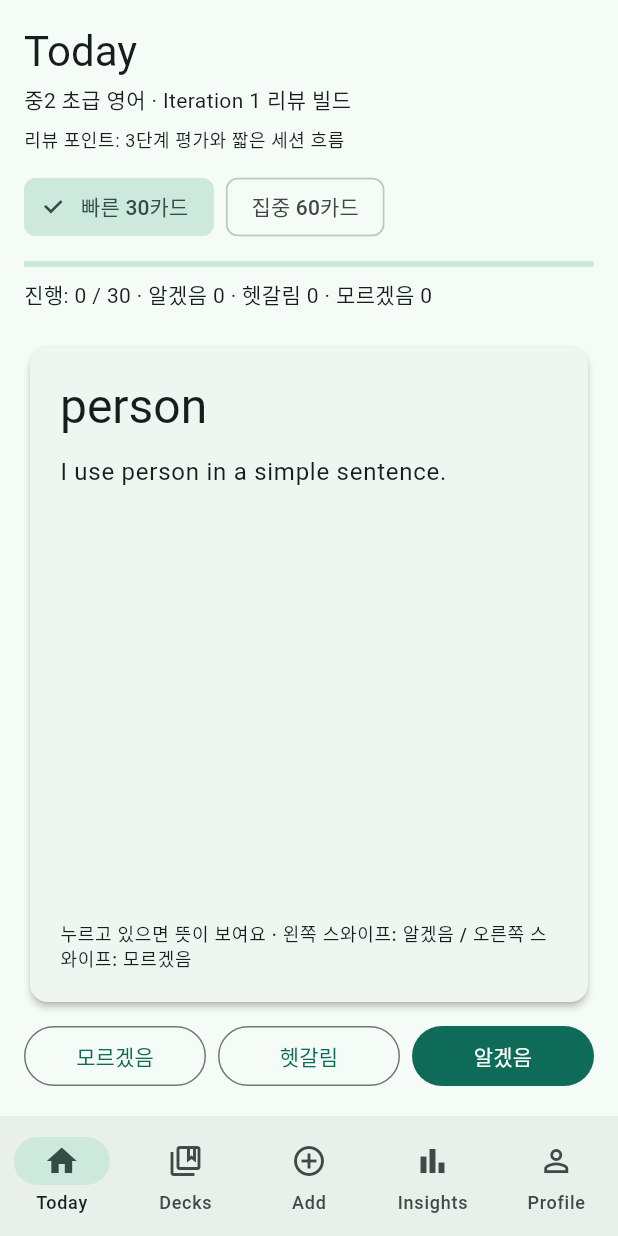
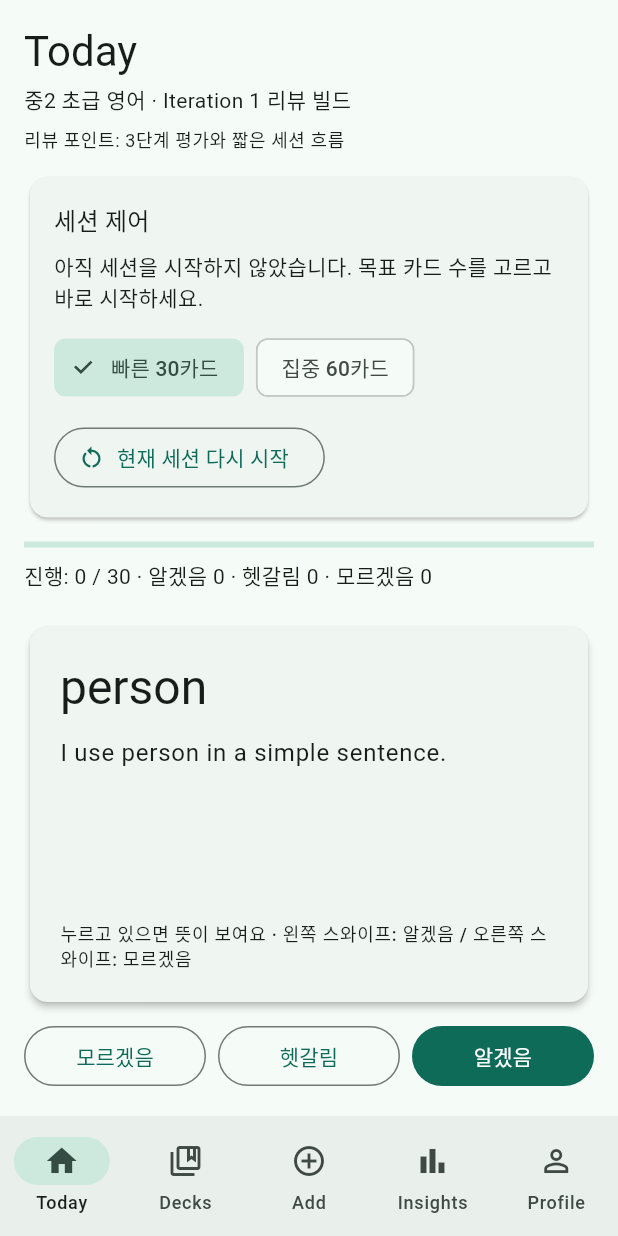
Before and after one commit to 0807ksc/repeato, a Flutter app: the screen it shows after launch, on a phone screen of 412 x 824 dp. Run offline on Flutter 3.47's test engine with Material 3 defaults, Android fonts, the phone set to English and light mode, and no system bars.

Commit message:
feat: improve today session controls (#10)
Co-authored-by: sungchul kang <sungchulkang@sungchului-MacBookPro.local>

```diff
--- a/app/lib/screens/today_screen.dart
+++ b/app/lib/screens/today_screen.dart
@@ -86,6 +86,17 @@ class _TodayScreenState extends State<TodayScreen> {
     });
   }
 
+  void _resetSession() {
+    setState(() {
+      _index = 0;
+      _known = 0;
+      _unsure = 0;
+      _again = 0;
+      _showMeaning = false;
+      _emitStats();
+    });
+  }
+
   @override
   Widget build(BuildContext context) {
     final done = _index >= _target;
@@ -116,6 +127,22 @@ class _TodayScreenState extends State<TodayScreen> {
                     style: Theme.of(context).textTheme.bodySmall,
                   ),
                   const SizedBox(height: 12),
+                  Card(
+                    child: Padding(
+                      padding: const EdgeInsets.all(16),
+                      child: Column(
+                        crossAxisAlignment: CrossAxisAlignment.start,
+                        children: [
+                          Text('세션 제어', style: Theme.of(context).textTheme.titleMedium),
+                          const SizedBox(height: 8),
+                          Text(
+                            done
+                                ? '오늘 목표를 완료했습니다. 같은 목표로 다시 시작하거나 목표 수를 바꿀 수 있습니다.'
+                                : _index == 0
+                                    ? '아직 세션을 시작하지 않았습니다. 목표 카드 수를 고르고 바로 시작하세요.'
+                                    : '현재 세션이 진행 중입니다. 목표를 바꾸거나 같은 목표로 다시 시작할 수 있습니다.',
+                          ),
+                          const SizedBox(height: 12),
                           Wrap(
                             spacing: 8,
                             runSpacing: 8,
@@ -131,6 +158,16 @@ class _TodayScreenState extends State<TodayScreen> {
                                 onSelected: (_) => _setTarget(60),
                               ),
                             ],
+                          ),
+                          const SizedBox(height: 12),
+                          OutlinedButton.icon(
+                            onPressed: _resetSession,
+                            icon: const Icon(Icons.restart_alt),
+                            label: const Text('현재 세션 다시 시작'),
+                          ),
+                        ],
+                      ),
+                    ),
                   ),
                   const SizedBox(height: 12),
                   LinearProgressIndicator(value: progress),
```
Also changed, not shown: 4 other files. Lines whose indentation alone changed are shown as unchanged.
